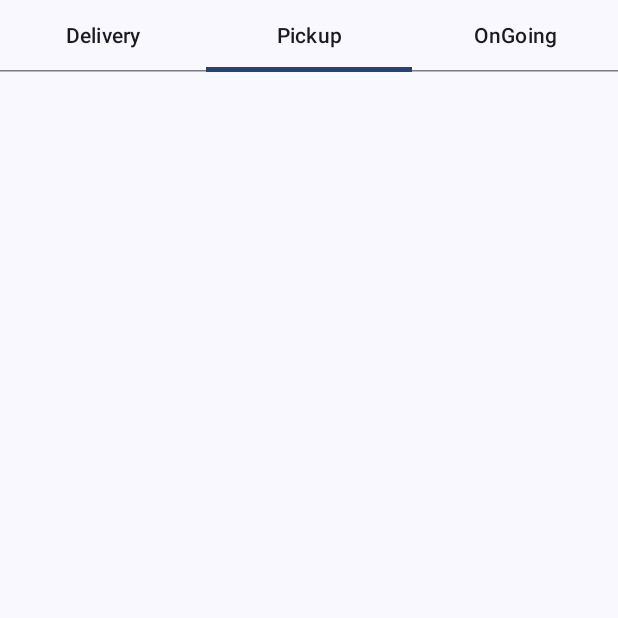
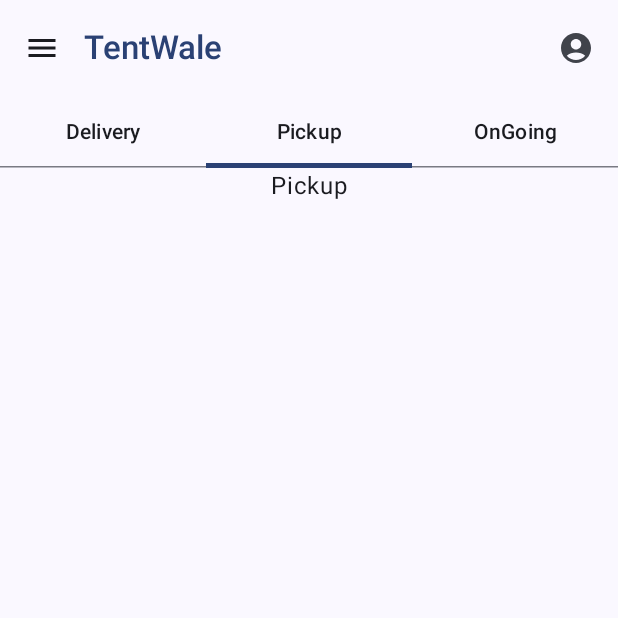
Before and after one commit to Avin008/rentals, an Android app built with Jetpack Compose: the screen it shows after launch (MainActivity), tab 2 chosen, on a phone screen of 412 x 824 dp, the top half of it. Run offline under Robolectric (Android 15) with nearby library versions, the phone set to English and light mode, and no system bars; our stand-ins replace Navigation 3.

```diff
--- a/app/src/main/java/com/example/rentals/MainActivity.kt
+++ b/app/src/main/java/com/example/rentals/MainActivity.kt
@@ -12,6 +12,7 @@ import androidx.compose.runtime.remember
 import androidx.compose.ui.Modifier
 import com.example.rentals.navigation.AppNavigation
 import com.example.rentals.navigation.Home
+import com.example.rentals.ui.components.TopNavigationBar
 import com.example.rentals.ui.theme.RentalsTheme
 
 class MainActivity : ComponentActivity() {
@@ -22,6 +23,9 @@ class MainActivity : ComponentActivity() {
             RentalsTheme {
                 val backStack = remember { mutableStateListOf<Any>(Home) }
                 Scaffold(modifier = Modifier.fillMaxSize(),
+                    topBar = {
+                        TopNavigationBar()
+                    },
                 ) { innerPadding ->
                     AppNavigation(modifier = Modifier.padding(innerPadding), backStack = backStack)
                 }
--- /dev/null
+++ b/app/src/main/java/com/example/rentals/ui/components/TopNavigationBar.kt
@@ -0,0 +1,31 @@
+package com.example.rentals.ui.components
+
+import androidx.compose.material.icons.Icons
+import androidx.compose.material.icons.filled.AccountCircle
+import androidx.compose.material.icons.filled.Menu
+import androidx.compose.material3.ExperimentalMaterial3Api
+import androidx.compose.material3.Icon
+import androidx.compose.material3.IconButton
+import androidx.compose.material3.MaterialTheme
+import androidx.compose.material3.Text
+import androidx.compose.material3.TopAppBar
+import androidx.compose.runtime.Composable
+import androidx.compose.ui.text.font.FontWeight
+
+@OptIn(ExperimentalMaterial3Api::class)
+@Composable
+fun TopNavigationBar() {
+    TopAppBar(title = { Text(text = "TentWale",  fontWeight = FontWeight.SemiBold, color = MaterialTheme.colorScheme.primary) }, navigationIcon = {
+        IconButton(onClick = {}) {
+            Icon(
+                imageVector = Icons.Filled.Menu,
+                contentDescription = ""
+            )
+        }
+    }, actions = {
+        IconButton(onClick = {}) {
+            Icon(imageVector = Icons.Filled.AccountCircle, contentDescription = "Account")
+        }
+
+    })
+}
--- a/app/src/main/java/com/example/rentals/ui/screens/HomeScreen.kt
+++ b/app/src/main/java/com/example/rentals/ui/screens/HomeScreen.kt
@@ -2,6 +2,7 @@ package com.example.rentals.ui.screens
 
 import androidx.compose.foundation.layout.Column
 import androidx.compose.foundation.layout.fillMaxSize
+import androidx.compose.material3.Text
 import androidx.compose.runtime.Composable
 import androidx.compose.runtime.mutableIntStateOf
 import androidx.compose.runtime.remember
@@ -20,5 +21,18 @@ fun HomeScreen() {
         OrderTabs(tabList = tabList, selectedTabIndex = selectedTabIndex, onSelectedTab = {tabIndex ->
             selectedTabIndex = tabIndex
         })
+        Column(modifier = Modifier.weight(1f)) {
+            when(selectedTabIndex) {
+                0 -> {
+                    Text(text = "Delivery")
+                }
+                1 -> {
+                    Text(text = "Pickup")
+                }
+                2 -> {
+                    Text(text = "OnGoing")
+                }
+            }
+        }
     }
 }
```
Also changed, not shown: app/src/main/res/drawable/brand.png (added).
